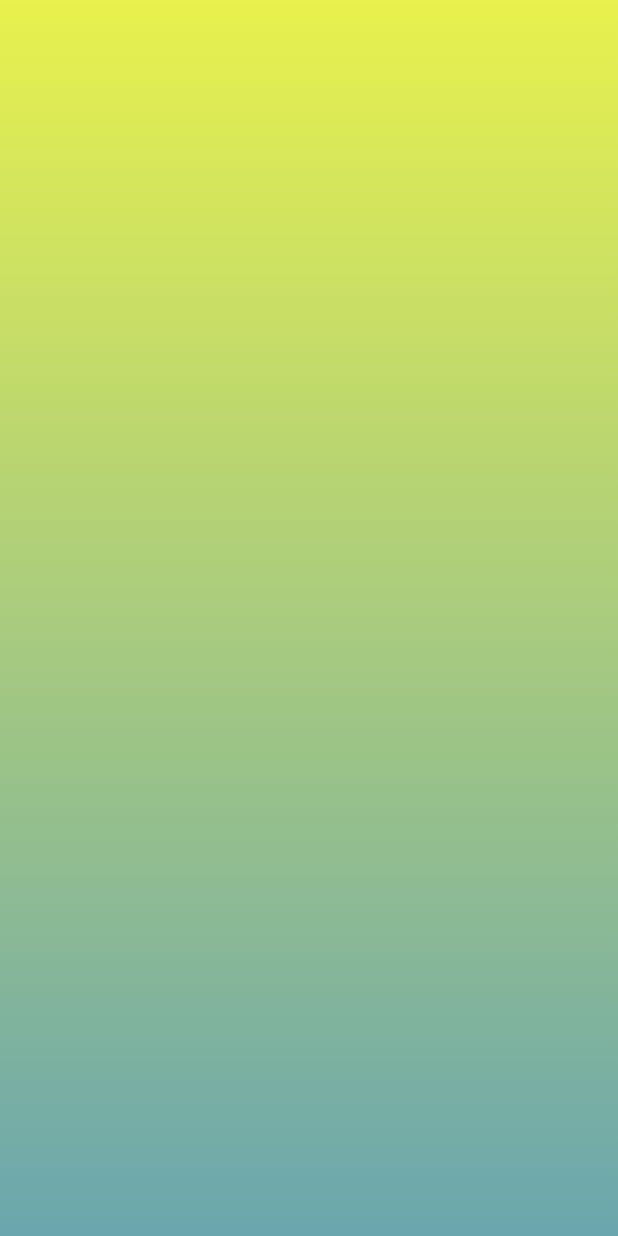
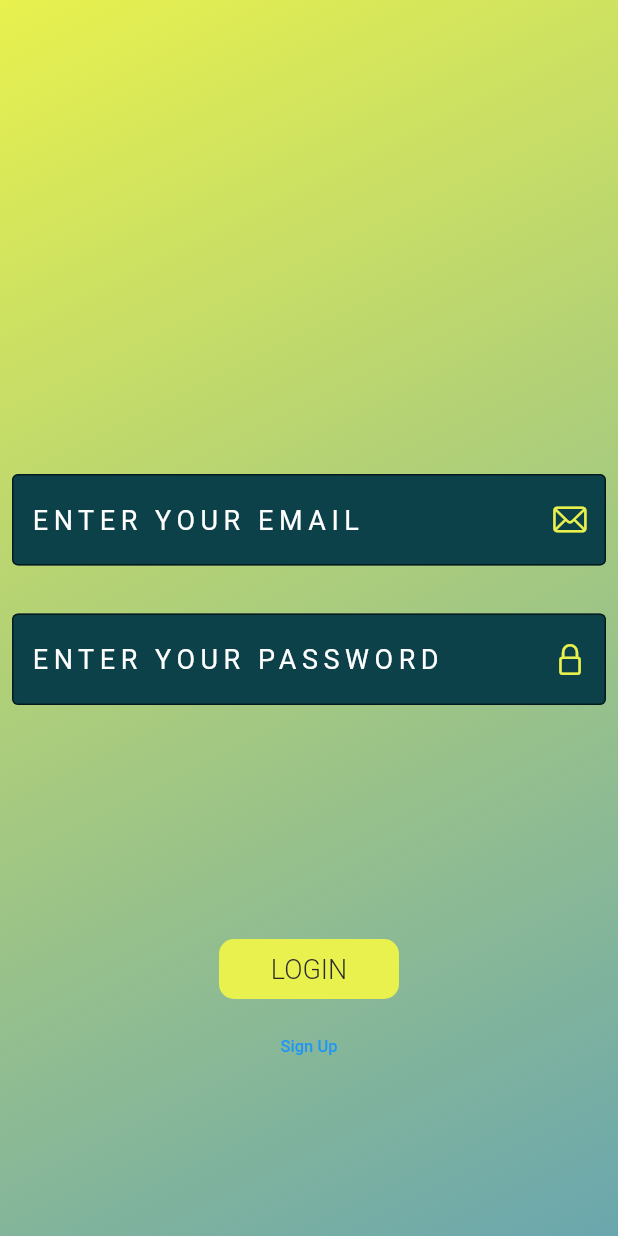
Before and after one commit to anshuman-8/pocket_tracker, a Flutter app: the screen it shows after launch, on a phone screen of 412 x 824 dp. Run offline on Flutter 3.47's test engine with Material 2 defaults, Android fonts, the light colour scheme and no system bars; our stand-ins replace camera, cloud_firestore, firebase_auth, firebase_core, flutter_svg, image_picker and 1 more; accounts and stored records are empty; Roboto replaces fonts that are missing (Abel, lato).

Commit message:
Add SignIn

```diff
--- a/lib/main.dart
+++ b/lib/main.dart
@@ -2,18 +2,21 @@ import 'package:flutter/material.dart';
 import 'package:gect_hackathon/screens/capture_screen.dart';
 import 'package:gect_hackathon/screens/homeScreen.dart';
 import 'package:gect_hackathon/screens/loginScreen.dart';
+import 'package:firebase_auth/firebase_auth.dart';
 import 'package:gect_hackathon/screens/signUp.dart';
 import 'package:gect_hackathon/screens/splashScreen.dart';
 import 'package:gect_hackathon/utilis/theme.dart';
 import 'package:firebase_core/firebase_core.dart';
 import 'firebase_options.dart';
 import 'package:provider/provider.dart';
+import 'navigator.dart';
 
 void main() async {
   WidgetsFlutterBinding.ensureInitialized();
   await Firebase.initializeApp(
     options: DefaultFirebaseOptions.currentPlatform,
   );
+  FirebaseAuth auth = FirebaseAuth.instance;
   runApp(const MyApp());
 }
 
@@ -23,8 +26,27 @@ class MyApp extends StatelessWidget {
   // This widget is the root of your application.
   @override
   Widget build(BuildContext context) {
+    bool isSignedIn = false;
+    // FirebaseAuth.instance.authStateChanges().listen((User? user) {
+    //   if (user == null) {
+    //     isSignedIn = false;
+    //     print("Not signed in");
+    //     Navigator.of(context).popAndPushNamed('/login');
+    //   } else {
+    //     print('User is signed in!');
+    //     isSignedIn = true;
+    //     Navigator.of(context).popAndPushNamed('/home-screen');
+    //   }
+    // });
     return MultiProvider(
         providers: [
+          // Provider<AuthenticationServices>(
+          //     create: (_) => AuthenticationServices(FirebaseAuth.instance)),
+          // StreamProvider(
+          //   create: (context) =>
+          //       context.read<AuthenticationServices>().authStateChanges,
+          //       initialData: User(),
+          // ),
           ChangeNotifierProvider(create: (context) => TextRecognitionState())
         ],
         child: MaterialApp(
@@ -35,7 +57,70 @@ class MyApp extends StatelessWidget {
               primaryColorDark: colorDark,
               textTheme: textThemeDefault),
           title: 'Pocket Tracker',
-          home: SafeArea(child: SplashScreen()),
+          home: SafeArea(child: MainPage()),
+          routes: routes,
         ));
   }
 }
+
+class MainPage extends StatelessWidget {
+  @override
+  Widget build(BuildContext context) {
+    return StreamBuilder<User?>(
+      builder: ((context, snapshot) {
+        if (snapshot.hasData) {
+          print(snapshot.data);
+          return HomeScreen();
+        } else {
+          return LoginScreen();
+        }
+      }),
+      stream: FirebaseAuth.instance.authStateChanges(),
+    );
+  }
+}
+
+// class AuthenticationWrapper extends StatelessWidget {
+//   const AuthenticationWrapper({
+//     Key? key,
+//   }) : super(key: key);
+
+//   @override
+//   Widget build(BuildContext context) {
+//     final firebaseUser = context.watch<User?>();
+
+//     if (firebaseUser != null) {
+//       return HomeScreen();
+//     } else {
+//       return LoginScreen();
+//     }
+//   }
+// }
+
+// class AuthenticationServices {
+//   final FirebaseAuth _firebaseAuth;
+
+//   AuthenticationServices(this._firebaseAuth);
+
+//   Stream<User?> get authStateChanges => _firebaseAuth.authStateChanges();
+
+//   Future<String> signIn({String? email, String? password}) async {
+//     try {
+//       await _firebaseAuth.signInWithEmailAndPassword(
+//           email: email!, password: password!);
+//       return "Signed-In";
+//     } on FirebaseAuthException catch (e) {
+//       return e.message!;
+//     }
+//   }
+
+//   Future<String> signUp({String? email, String? password}) async {
+//     try {
+//       await _firebaseAuth.createUserWithEmailAndPassword(
+//           email: email!, password: password!);
+//       return "Signed-Up";
+//     } on FirebaseAuthException catch (e) {
+//       return e.message!;
+//     }
+//   }
+// }
--- /dev/null
+++ b/lib/navigator.dart
@@ -0,0 +1,8 @@
+import 'package:flutter/material.dart';
+import './screens/screens.dart';
+
+Map<String, Widget Function(BuildContext)> routes = {
+  '/login': (context) => LoginScreen(),
+  '/signup': (context) => SignupScreen(),
+  '/home-screen': (context) => HomeScreen(),
+};
--- a/lib/screens/homeScreen.dart
+++ b/lib/screens/homeScreen.dart
@@ -41,6 +41,7 @@ class _HomeScreenState extends State<HomeScreen> {
   }
 
   Widget _billSummaryBuilder() {
+    categoryAmounts.clear();
     _bills.forEach((bill) {
       if (categoryAmounts.containsKey(bill.category)) {
         categoryAmounts[bill.category] =
--- a/lib/screens/loginScreen.dart
+++ b/lib/screens/loginScreen.dart
@@ -2,19 +2,58 @@ import 'package:flutter/cupertino.dart';
 import 'package:flutter/material.dart';
 import 'package:gect_hackathon/Widgets/customInput.dart';
 import 'package:gect_hackathon/Widgets/primaryButton.dart';
+import 'package:firebase_auth/firebase_auth.dart';
+import 'package:gect_hackathon/main.dart';
+import 'package:provider/provider.dart';
 import 'package:gect_hackathon/utilis/theme.dart';
 import 'package:gect_hackathon/utilis/utilWidgets.dart';
+import 'signUp.dart';
 
-class loginScreen extends StatelessWidget {
-  const loginScreen({Key? key}) : super(key: key);
+class LoginScreen extends StatefulWidget {
+  const LoginScreen({Key? key}) : super(key: key);
+
+  @override
+  State<LoginScreen> createState() => _LoginScreenState();
+}
+
+class _LoginScreenState extends State<LoginScreen> {
+  // @override
+  // void initState() {
+  //   super.initState();
+  //   FirebaseAuth.instance.authStateChanges().listen((User? user) {
+  //     if (user == null) {
+  //       // isSignedIn = false;
+  //       print("Not signed in");
+  //       Navigator.of(context).popAndPushNamed('/login');
+  //     } else {
+  //       print('User is signed in!');
+  //       // isSignedIn = true;
+  //       Navigator.of(context).popAndPushNamed('/home-screen');
+  //     }
+  //   });
+  // }
+
+  void _signin() async {
+    try {
+      UserCredential userCredential =
+          await FirebaseAuth.instance.signInWithEmailAndPassword(
+        email: _emailController.text,
+        password: _passwordController.text,
+      );
+    } on FirebaseAuthException catch (e) {
+      if (e.code == 'user-not-found') {
+        print('No user found for that email.');
+      } else if (e.code == 'wrong-password') {
+        print('Wrong password provided for that user.');
+      }
+    }
+  }
+
+  final TextEditingController _emailController = TextEditingController();
+  final TextEditingController _passwordController = TextEditingController();
 
   @override
   Widget build(BuildContext context) {
-    // TextEditingController name = new TextEditingController();
-    TextEditingController email = TextEditingController();
-    TextEditingController password = TextEditingController();
-    // TextEditingController confirmPassword = new TextEditingController();
-
     return Scaffold(
         body: Container(
       height: MediaQuery.of(context).size.height,
@@ -31,16 +70,16 @@ class loginScreen extends StatelessWidget {
           CustomInput(
             hint: "ENTER YOUR EMAIL",
             icon: CupertinoIcons.mail,
-            controller: email,
+            controller: _emailController,
           ),
           CustomInput(
             hint: "ENTER YOUR PASSWORD",
             icon: CupertinoIcons.padlock,
-            controller: password,
+            controller: _passwordController,
           ),
           addVerticalSpace(132),
           TextButton(
-              onPressed: () => {},
+              onPressed: _signin,
               child: Container(
                 width: 120,
                 height: 40,
@@ -57,7 +96,13 @@ class loginScreen extends StatelessWidget {
                   "LOGIN",
                   style: textThemeDefault.bodyText1,
                 ),
-              ))
+              )),
+          TextButton(
+              onPressed: () => Navigator.of(context)
+                      .push(MaterialPageRoute(builder: (context) {
+                    return SignupScreen();
+                  })),
+              child: Text("Sign Up"))
         ],
       ),
     ));
--- /dev/null
+++ b/lib/screens/screens.dart
@@ -0,0 +1,3 @@
+export './homeScreen.dart';
+export './loginScreen.dart';
+export './signUp.dart';
--- a/pubspec.yaml
+++ b/pubspec.yaml
@@ -44,6 +44,7 @@ dependencies:
   cloud_firestore: ^3.2.1
   firebase_core: ^1.19.1
   syncfusion_flutter_charts: ^19.1.54
+  firebase_auth: ^3.4.1
 
 
 dev_dependencies:
```
Also changed, not shown: lib/screens/signUp.dart (+33 -11 lines), pubspec.lock, 2 other files.
